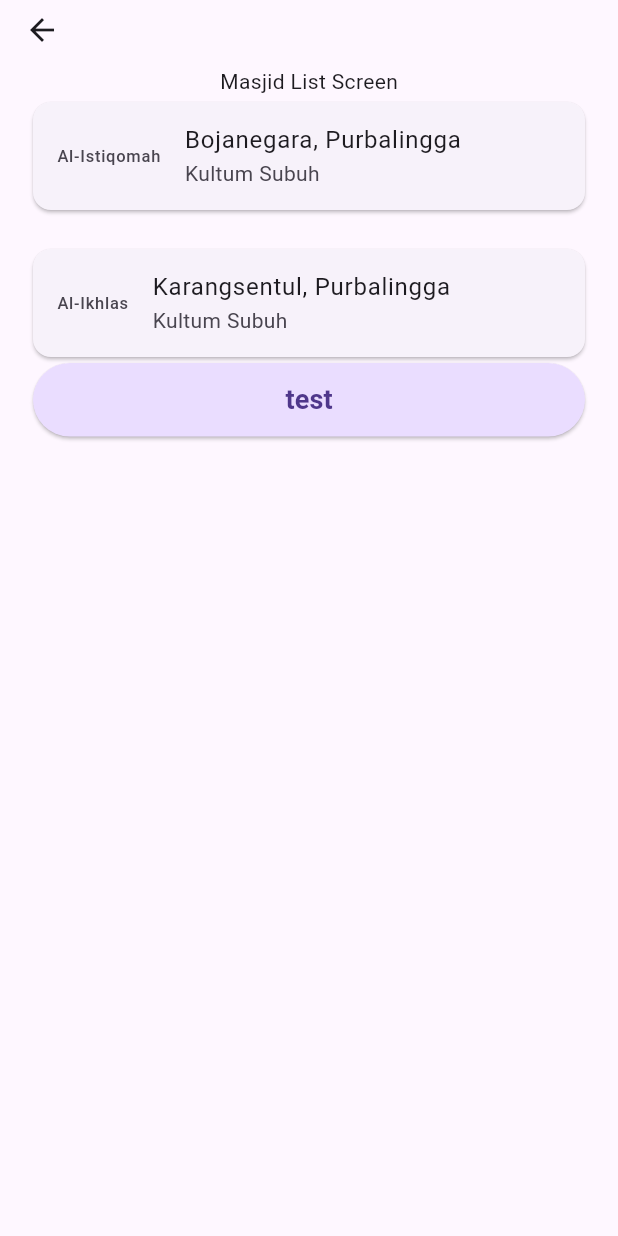
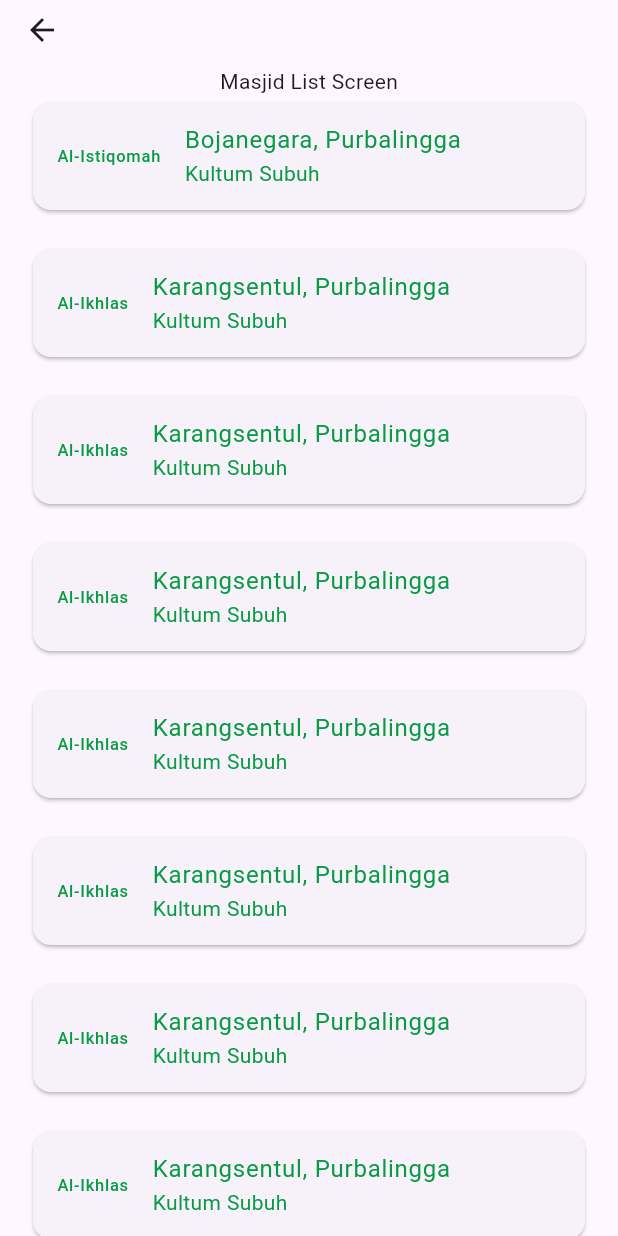
Before and after one commit to fadelfffar/for_fajr, a Flutter app: the MasjidListScreen screen opened directly, on a phone screen of 412 x 824 dp. Run offline on Flutter 3.47's test engine with Material 3 defaults, Android fonts, the phone set to English and light mode, and no system bars; our stand-ins replace flutter_local_notifications, native_geofence, permission_handler; missing offline and left inert: a package; statements that could not run were skipped.

```diff
--- a/lib/main.dart
+++ b/lib/main.dart
@@ -1,5 +1,6 @@
 import 'package:flutter/material.dart';
 import 'package:for_fajr/core/geofence_screen.dart';
+import 'package:for_fajr/core/notification/notification_service.dart';
 import 'package:native_geofence/native_geofence.dart';
 import 'package:permission_handler/permission_handler.dart';
 
@@ -7,6 +8,7 @@ import 'package:permission_handler/permission_handler.dart';
 Future<void> main() async {
   WidgetsFlutterBinding.ensureInitialized();
 
+  await NotificationService().initNotification();
   runApp(const MainApp());
 
 }
--- a/lib/ui/screens/masjid_list_screen.dart
+++ b/lib/ui/screens/masjid_list_screen.dart
@@ -1,6 +1,5 @@
 import 'package:flutter/material.dart';
 import 'package:for_fajr/ui/ui_widgets/masjid_card.dart';
-import 'package:for_fajr/ui/ui_widgets/primary_button.dart';
 
 class MasjidListScreen extends StatelessWidget {
   const MasjidListScreen({super.key});
@@ -24,12 +23,23 @@ class MasjidListScreen extends StatelessWidget {
       ),
       body: Container(
         padding: EdgeInsets.only(left: 18, right:18),
-        child: Column(
+        child: ListView(
           children: [
             MasjidCard(textMasjidName: "Al-Istiqomah", textMasjidLocation: "Bojanegara, Purbalingga", textMasjidEvent: "Kultum Subuh"),
             SizedBox(height: 18,),
             MasjidCard(textMasjidName: "Al-Ikhlas", textMasjidLocation: "Karangsentul, Purbalingga", textMasjidEvent: "Kultum Subuh"),
-            PrimaryButton(onPressedData: () {}, textButtonData: "test")
+            SizedBox(height: 18,),
+            MasjidCard(textMasjidName: "Al-Ikhlas", textMasjidLocation: "Karangsentul, Purbalingga", textMasjidEvent: "Kultum Subuh"),
+            SizedBox(height: 18,),
+            MasjidCard(textMasjidName: "Al-Ikhlas", textMasjidLocation: "Karangsentul, Purbalingga", textMasjidEvent: "Kultum Subuh"),
+            SizedBox(height: 18,),
+            MasjidCard(textMasjidName: "Al-Ikhlas", textMasjidLocation: "Karangsentul, Purbalingga", textMasjidEvent: "Kultum Subuh"),
+            SizedBox(height: 18,),
+            MasjidCard(textMasjidName: "Al-Ikhlas", textMasjidLocation: "Karangsentul, Purbalingga", textMasjidEvent: "Kultum Subuh"),
+            SizedBox(height: 18,),
+            MasjidCard(textMasjidName: "Al-Ikhlas", textMasjidLocation: "Karangsentul, Purbalingga", textMasjidEvent: "Kultum Subuh"),
+            SizedBox(height: 18,),
+            MasjidCard(textMasjidName: "Al-Ikhlas", textMasjidLocation: "Karangsentul, Purbalingga", textMasjidEvent: "Kultum Subuh"),
           ],
         ),
       ),
--- a/lib/ui/ui_widgets/masjid_card.dart
+++ b/lib/ui/ui_widgets/masjid_card.dart
@@ -22,8 +22,10 @@ class MasjidCard extends StatelessWidget {
           leading: Text(textMasjidName),
           title: Text(textMasjidLocation),
           subtitle: Text(textMasjidEvent),
-          ),
+          selectedColor: Color.fromARGB(255, 13, 32, 108),
+          textColor: Color.fromARGB(255, 8, 154, 69),
         ),
-      );
+      ),
+    );
   }
 }
```
Also changed, not shown: lib/core/notification/notification_service.dart (+10 -70 lines), lib/core/package_widgets/callback.dart (+14 -13 lines).
